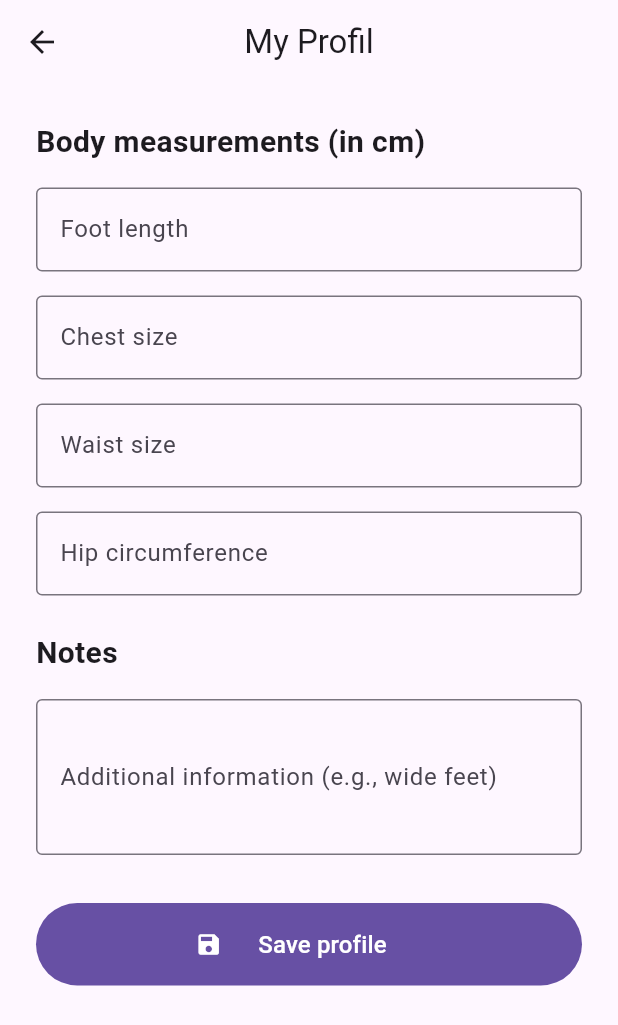
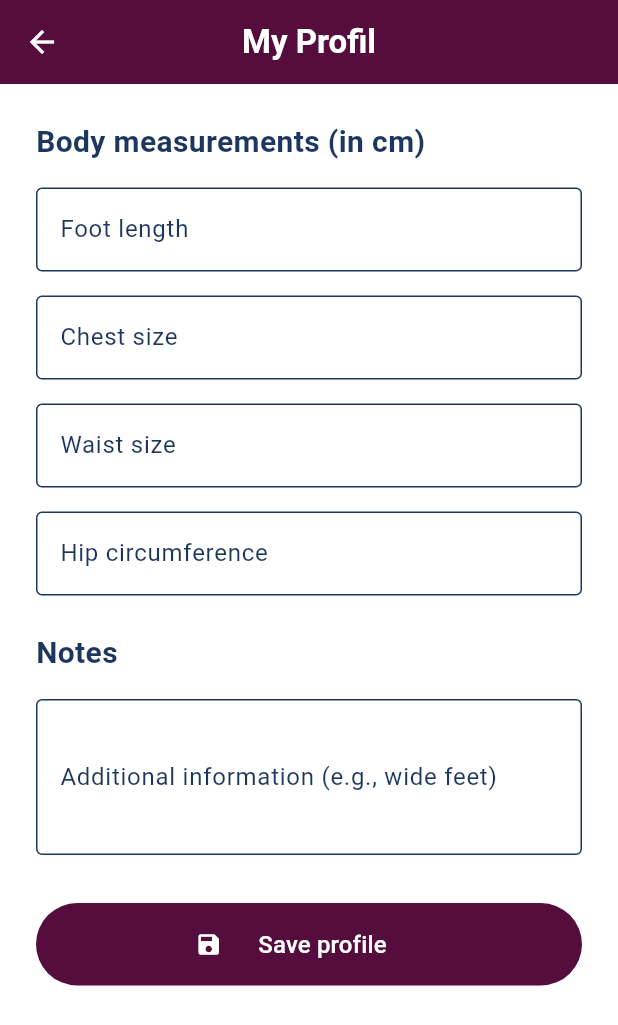
Before and after one commit to Groneberg/SmartSizeConverter, a Flutter app: the screen it shows after launch, after a tap on "Profil", on a phone screen of 412 x 824 dp. Shown: the top 1025 px of the screen. Run offline on Flutter 3.47's test engine with Material 3 defaults, Android fonts, the phone set to English and light mode, and no system bars; our stand-ins replace flutter_svg, shared_preferences; accounts and stored records are empty.

Commit message:
feat: implement accessible design system and custom svg icons
- Add comprehensive app theme with deep purple and navy blue color scheme
- Integrate support for custom svg icons in big menu button widget
- Update assets with new svg files for user shirts pants and shoes
- Finalize phase 1 of roadmap in readme and mark as completed
- Apply accessible contrast ratios according to wcag 2.1 standards
- Configure global text styles for consistent visual hierarchy

```diff
--- a/lib/main.dart
+++ b/lib/main.dart
@@ -1,8 +1,10 @@
 import 'package:flutter/material.dart';
 import 'package:provider/provider.dart';
+
 import 'package:smart_size_converter/src/data/services/shared_preferences_service.dart';
 import 'package:smart_size_converter/src/data/services/size_conversion_service.dart';
 import 'package:smart_size_converter/src/features/Home/screen/home_screen.dart';
+import 'package:smart_size_converter/src/theme/app_theme.dart';
 
 void main() async {
   WidgetsFlutterBinding.ensureInitialized();
@@ -35,6 +37,8 @@ class MainApp extends StatelessWidget {
   Widget build(BuildContext context) {
     return MaterialApp(
       title: 'Perfect Fit',
+      debugShowCheckedModeBanner: false,
+      theme: AppTheme.lightTheme,
       home: const HomeScreen(),
     );
   }
--- /dev/null
+++ b/lib/src/core/constants/app_icons.dart
@@ -0,0 +1,20 @@
+import 'package:flutter_svg/flutter_svg.dart';
+import 'package:flutter/material.dart';
+
+class AppIcons {
+  static const String _path = 'assets/icons';
+
+  static const String user = '$_path/ic_user.svg';
+  static const String shirt = '$_path/ic_shirt.svg';
+  static const String pants = '$_path/ic_pants.svg';
+  static const String shoes = '$_path/ic_shoes.svg';
+
+  static Widget svg(String assetName, {double size = 24, Color? color}) {
+    return SvgPicture.asset(
+      assetName,
+      width: size,
+      height: size,
+      colorFilter: color != null ? ColorFilter.mode(color, BlendMode.srcIn) : null,
+    );
+  }
+}
--- a/lib/src/features/Home/screen/home_screen.dart
+++ b/lib/src/features/Home/screen/home_screen.dart
@@ -1,5 +1,7 @@
 import 'package:flutter/material.dart';
 import 'package:provider/provider.dart';
+
+import 'package:smart_size_converter/src/core/constants/app_icons.dart';
 import 'package:smart_size_converter/src/data/services/shared_preferences_service.dart';
 import 'package:smart_size_converter/src/features/Bottems/screen/bottoms_screen.dart';
 import 'package:smart_size_converter/src/features/Home/widgets/big_menu_button.dart';
@@ -15,6 +17,8 @@ class HomeScreen extends StatelessWidget {
 
     final userRepo = context.watch<SharedPreferencesService>();
     final profile = userRepo.currentProfile;
+
+    final primaryColor = Theme.of(context).colorScheme.primary;
 
     return Scaffold(
       appBar: AppBar(
@@ -35,7 +39,8 @@ class HomeScreen extends StatelessWidget {
               physics: const NeverScrollableScrollPhysics(),
               children: [
                 BigMenuButton(
-                  icon: Icons.person,
+                  // Nutze nun das SVG-Widget anstelle von Icons.person
+                  icon: AppIcons.svg(AppIcons.user, size: 48, color: primaryColor),
                   label: 'Profil',
                   onTap: () {
                     Navigator.push(
@@ -47,7 +52,7 @@ class HomeScreen extends StatelessWidget {
                   },
                 ),
                 BigMenuButton(
-                  icon: Icons.checkroom,
+                  icon: AppIcons.svg(AppIcons.shirt, size: 48, color: primaryColor),
                   label: 'Tops',
                   onTap: () {
                     Navigator.push(
@@ -59,7 +64,7 @@ class HomeScreen extends StatelessWidget {
                   },
                 ),
                 BigMenuButton(
-                  icon: Icons.accessibility_new,
+                  icon: AppIcons.svg(AppIcons.pants, size: 48, color: primaryColor),
                   label: 'Pants',
                   onTap: () {
                     Navigator.push(
@@ -71,9 +76,9 @@ class HomeScreen extends StatelessWidget {
                   },
                 ),
                 BigMenuButton(
-                  icon: Icons.snowshoeing,
+                  icon: AppIcons.svg(AppIcons.shoes, size: 48, color: primaryColor),
                   label: 'Shoes',
-onTap: () {
+                  onTap: () {
                     Navigator.push(
                       context,
                       MaterialPageRoute(
--- a/lib/src/features/Home/widgets/big_menu_button.dart
+++ b/lib/src/features/Home/widgets/big_menu_button.dart
@@ -1,7 +1,7 @@
 import 'package:flutter/material.dart';
 
 class BigMenuButton extends StatelessWidget {
-  final IconData icon;
+  final Widget icon;
   final String label;
   final VoidCallback onTap;
 
@@ -16,26 +16,22 @@ class BigMenuButton extends StatelessWidget {
   Widget build(BuildContext context) {
     return InkWell(
       onTap: onTap,
-      borderRadius: BorderRadius.circular(16.0),
+      borderRadius: BorderRadius.circular(16.0), //
       child: Container(
         decoration: BoxDecoration(
-          color: Theme.of(context).colorScheme.surfaceContainerHighest,
-          borderRadius: BorderRadius.circular(16.0),
+          color: Theme.of(context).colorScheme.surfaceContainerHighest, //
+          borderRadius: BorderRadius.circular(16.0), //
         ),
         child: Column(
-          mainAxisAlignment: MainAxisAlignment.center,
+          mainAxisAlignment: MainAxisAlignment.center, //
           children: [
-            Icon(
-              icon,
-              size: 48.0,
-              color: Theme.of(context).colorScheme.primary,
-            ),
-            const SizedBox(height: 12.0),
+            icon,
+            const SizedBox(height: 12.0), //
             Text(
               label,
               style: const TextStyle(
-                fontSize: 16.0,
-                fontWeight: FontWeight.bold,
+                fontSize: 16.0, //
+                fontWeight: FontWeight.bold, //
               ),
             ),
           ],
--- a/lib/src/theme/app_theme.dart
+++ b/lib/src/theme/app_theme.dart
@@ -2,4 +2,49 @@ import 'package:flutter/material.dart';
 
 class AppTheme {
 
+  static final ColorScheme _appColorScheme = ColorScheme(
+    brightness: Brightness.light,
+    primary: const Color(0xFF550D3D),
+    onPrimary: Colors.white,
+    secondary: const Color(0xFF1C365D),
+    onSecondary: Colors.white,
+    tertiary: const Color(0xFFF4A7B9),
+    onTertiary: const Color(0xFF550D3D),
+    secondaryContainer: const Color(0xFF82C8E5), // Hellblau
+    onSecondaryContainer: const Color(0xFF1C365D),
+    surface: Colors.white,
+    onSurface: const Color(0xFF1C365D),
+    error: const Color(0xFFB00020),
+    onError: Colors.white,
+  );
+
+  static ThemeData get lightTheme {
+    return ThemeData(
+      useMaterial3: true,
+      colorScheme: _appColorScheme,
+      scaffoldBackgroundColor: _appColorScheme.surface,
+
+      textTheme: const TextTheme(
+        displayLarge: TextStyle(color: Color(0xFF550D3D), fontWeight: FontWeight.bold),
+        headlineMedium: TextStyle(color: Color(0xFF550D3D), fontWeight: FontWeight.bold),
+        titleLarge: TextStyle(color: Color(0xFF550D3D), fontWeight: FontWeight.w600),
+        bodyLarge: TextStyle(color: Color(0xFF1C365D)),
+        bodyMedium: TextStyle(color: Color(0xFF1C365D)),
+      ),
+
+      appBarTheme: AppBarTheme(
+        backgroundColor: _appColorScheme.primary,
+        foregroundColor: _appColorScheme.onPrimary,
+        elevation: 0,
+        centerTitle: true,
+      ),
+
+      filledButtonTheme: FilledButtonThemeData(
+        style: FilledButton.styleFrom(
+          backgroundColor: _appColorScheme.primary,
+          foregroundColor: _appColorScheme.onPrimary,
+        ),
+      ),
+    );
+  }
 }
--- a/pubspec.yaml
+++ b/pubspec.yaml
@@ -16,6 +16,7 @@ dependencies:
   # Standard Icons
   cupertino_icons: ^1.0.8
   provider: ^6.1.5+1
+  flutter_svg: ^2.2.3
 
 dev_dependencies:
   flutter_test:
@@ -28,3 +29,4 @@ flutter:
 
   assets:
     - assets/data/
+    - assets/icons/
```
Also changed, not shown: assets/icons/ic_pants.svg (added), assets/icons/ic_shirt.svg (added), assets/icons/ic_shoes.svg (added), assets/icons/ic_user.svg (added), lib/src/data/model/gender.dart (deleted), pubspec.lock.
